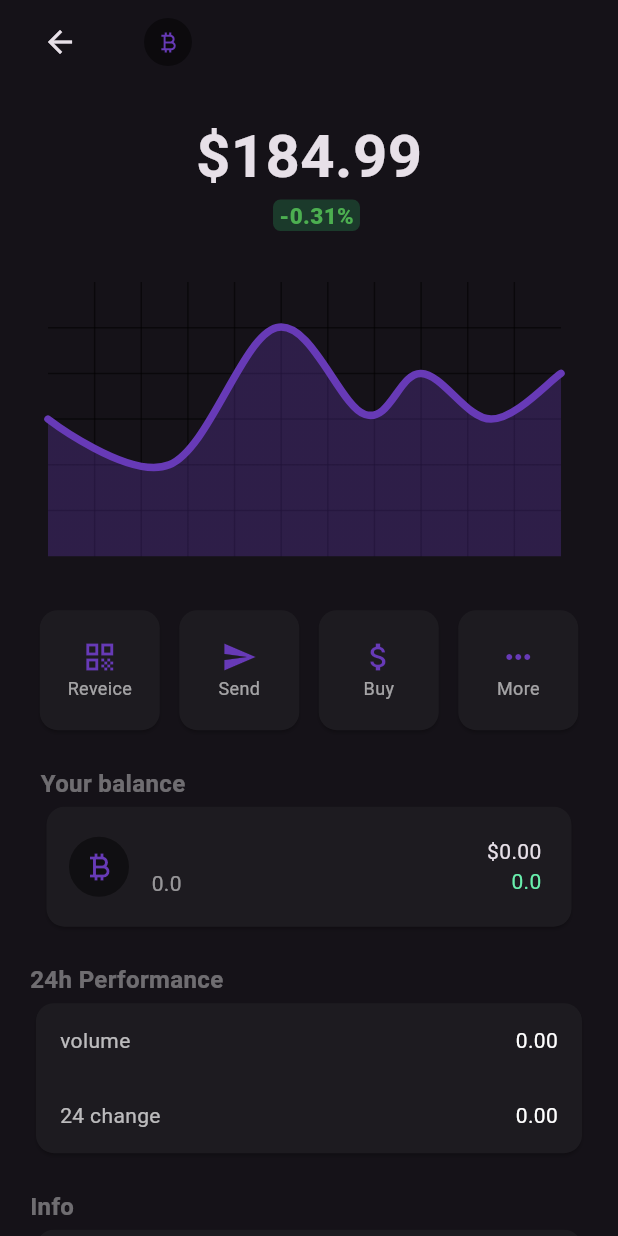
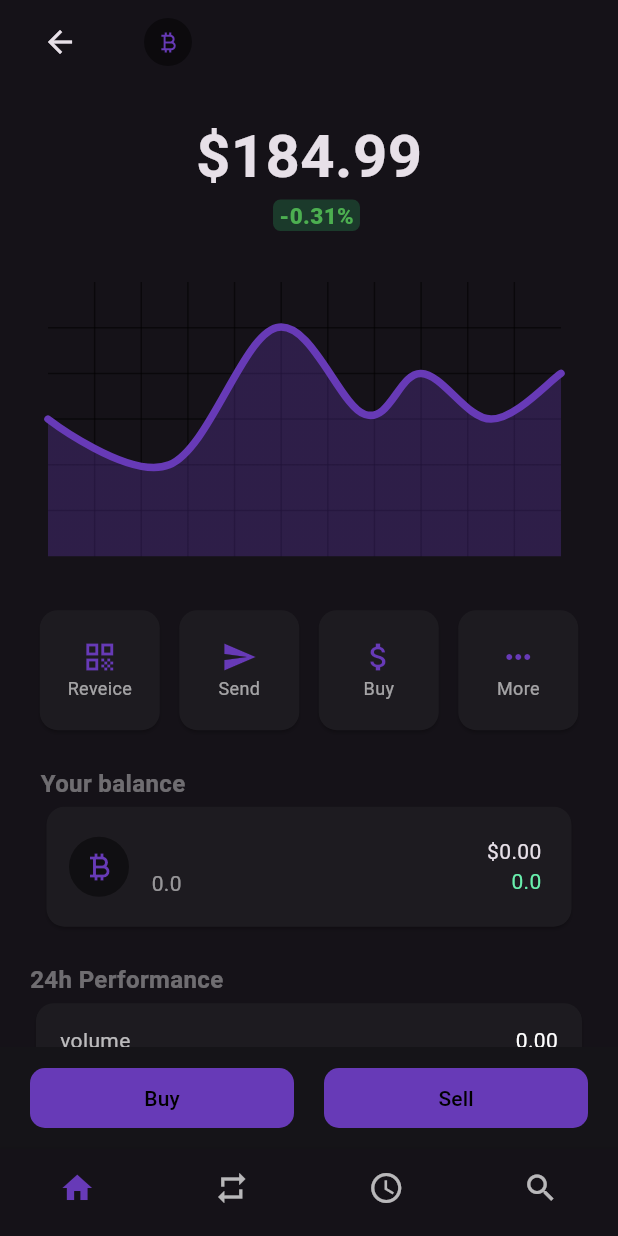
Before and after one commit to ikhsanmuhamad22/phantom_clone, a Flutter app: the CryptoDetailPage screen opened directly with empty values, after a tap on "0.0", on a phone screen of 412 x 824 dp. Run offline on Flutter 3.47's test engine with Material 3 defaults, Android fonts, the phone set to English and light mode, and no system bars; drawn by our look-alikes of fl_chart; network calls fail.

Commit message:
add: bottom sheet

```diff
--- a/lib/data/notifier.dart
+++ b/lib/data/notifier.dart
@@ -1,3 +1,5 @@
 import 'package:flutter/material.dart';
 
 ValueNotifier<int> selectedNav = ValueNotifier(0);
+
+ValueNotifier<int> selectedPage = ValueNotifier(0);
--- a/lib/data/provider/crypto_provider.dart
+++ b/lib/data/provider/crypto_provider.dart
@@ -2,6 +2,10 @@ import 'dart:convert';
 import 'package:flutter/material.dart';
 import 'package:http/http.dart' as http;
 import 'package:phantom_clone/data/classes/crypto_class.dart';
+
+const baseUrl =
+    'https://sandbox-api.coinmarketcap.com/v1/cryptocurrency/listings/latest';
+const apiKey = 'df054abc-fa87-4528-8709-9ca52be0ccd4';
 
 class CryptoProvider with ChangeNotifier {
   List<Crypto> _cryptos = [];
--- a/lib/views/pages/crypto_detail_page.dart
+++ b/lib/views/pages/crypto_detail_page.dart
@@ -3,6 +3,7 @@ import 'package:phantom_clone/data/classes/crypto_class.dart';
 import 'package:phantom_clone/views/widgets/card_widget.dart';
 import 'package:phantom_clone/views/widgets/crypto_card_widget.dart';
 import 'package:phantom_clone/views/widgets/crypto_chart_widget.dart';
+import 'package:phantom_clone/views/widgets/navbar_widget.dart';
 import 'package:phantom_clone/views/widgets/price_pnl_widget.dart';
 
 class CryptoDetailPage extends StatelessWidget {
@@ -194,6 +195,54 @@ class CryptoDetailPage extends StatelessWidget {
           ),
         ),
       ),
+
+      bottomSheet: Container(
+        color: Colors.black26,
+        padding: const EdgeInsets.symmetric(vertical: 10, horizontal: 20),
+        width: double.infinity,
+        child: SafeArea(
+          top: false,
+          child: Row(
+            mainAxisAlignment: MainAxisAlignment.spaceAround,
+            children: [
+              Expanded(
+                child: FilledButton(
+                  style: ButtonStyle(
+                    backgroundColor: MaterialStateProperty.all(
+                      Colors.deepPurple,
+                    ),
+                    shape: MaterialStateProperty.all(
+                      RoundedRectangleBorder(
+                        borderRadius: BorderRadius.circular(10),
+                      ),
+                    ),
+                  ),
+                  onPressed: () {},
+                  child: Text(style: TextStyle(color: Colors.black), 'Buy'),
+                ),
+              ),
+              SizedBox(width: 20),
+              Expanded(
+                child: FilledButton(
+                  style: ButtonStyle(
+                    backgroundColor: MaterialStateProperty.all(
+                      Colors.deepPurple,
+                    ),
+                    shape: MaterialStateProperty.all(
+                      RoundedRectangleBorder(
+                        borderRadius: BorderRadius.circular(10),
+                      ),
+                    ),
+                  ),
+                  onPressed: () {},
+                  child: Text(style: TextStyle(color: Colors.black), 'Sell'),
+                ),
+              ),
+            ],
+          ),
+        ),
+      ),
+      bottomNavigationBar: NavbarWidget(),
     );
   }
 
--- /dev/null
+++ b/lib/views/pages/swap_page.dart
@@ -0,0 +1,20 @@
+import 'package:flutter/material.dart';
+import 'package:phantom_clone/views/widgets/navbar_widget.dart';
+
+class SwapPage extends StatelessWidget {
+  const SwapPage({super.key});
+
+  @override
+  Widget build(BuildContext context) {
+    return Scaffold(
+      appBar: AppBar(
+        title: Text('Swap'),
+        actions: [
+          IconButton(onPressed: () {}, icon: Icon(Icons.list_outlined)),
+        ],
+      ),
+      body: Center(child: Text('swap page')),
+      bottomNavigationBar: NavbarWidget(),
+    );
+  }
+}
--- a/lib/views/widgets/navbar_widget.dart
+++ b/lib/views/widgets/navbar_widget.dart
@@ -12,6 +12,7 @@ class _NavbarWidgetState extends State<NavbarWidget> {
   void _onSelectNav(int index) {
     setState(() {
       selectedNav.value = index;
+      selectedPage.value = index;
     });
   }
 
--- a/pubspec.yaml
+++ b/pubspec.yaml
@@ -2,7 +2,7 @@ name: phantom_clone
 description: "A new Flutter project."
 # The following line prevents the package from being accidentally published to
 # pub.dev using `flutter pub publish`. This is preferred for private packages.
-publish_to: 'none' # Remove this line if you wish to publish to pub.dev
+publish_to: "none" # Remove this line if you wish to publish to pub.dev
 
 # The following defines the version and build number for your application.
 # A version number is three numbers separated by dots, like 1.2.43
@@ -37,6 +37,7 @@ dependencies:
   http: ^1.4.0
   provider: ^6.1.5
   fl_chart: ^1.0.0
+  flutter_dotenv: ^5.2.1
 
 dev_dependencies:
   flutter_test:
@@ -54,7 +55,6 @@ dev_dependencies:
 
 # The following section is specific to Flutter packages.
 flutter:
-
   # The following line ensures that the Material Icons font is
   # included with your application, so that you can use the icons in
   # the material Icons class.
```
Also changed, not shown: lib/main.dart (+23 -5 lines), pubspec.lock, 1 other file.
